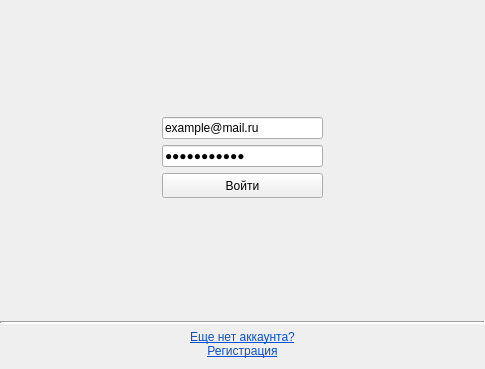
N00llk/bar-booking, file Forms/FormsAuthorization/FormAuthorization.ui: the form before one commit.
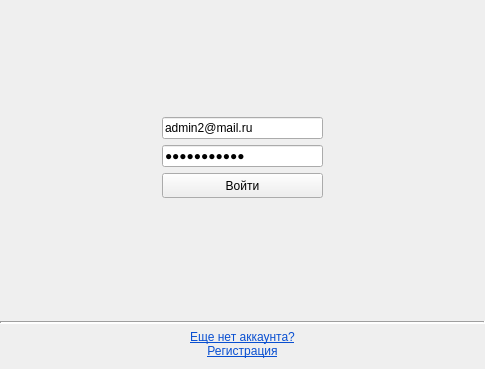
The form after the commit.

Patch:
```diff
--- a/Forms/FormsAuthorization/FormAuthorization.ui
+++ b/Forms/FormsAuthorization/FormAuthorization.ui
@@ -68,7 +68,7 @@
           </size>
          </property>
          <property name="text">
-          <string>example@mail.ru</string>
+          <string>admin2@mail.ru</string>
          </property>
         </widget>
        </item>
```
Left out of the diff: 2 changed lines with no effect on the pictures.
